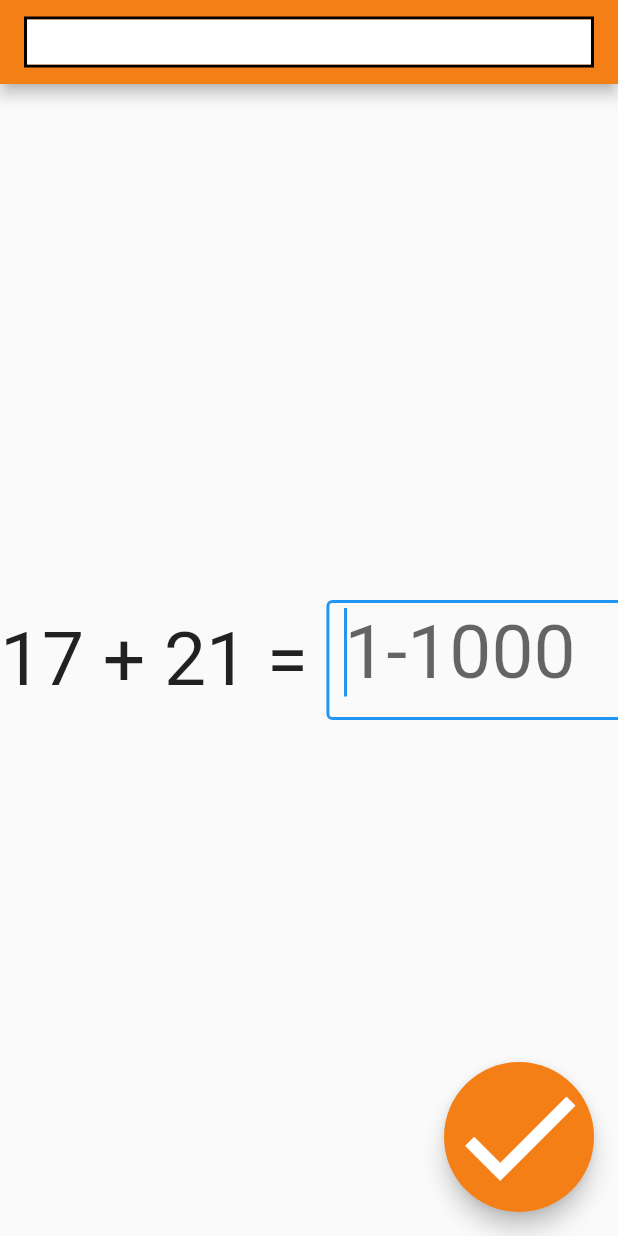
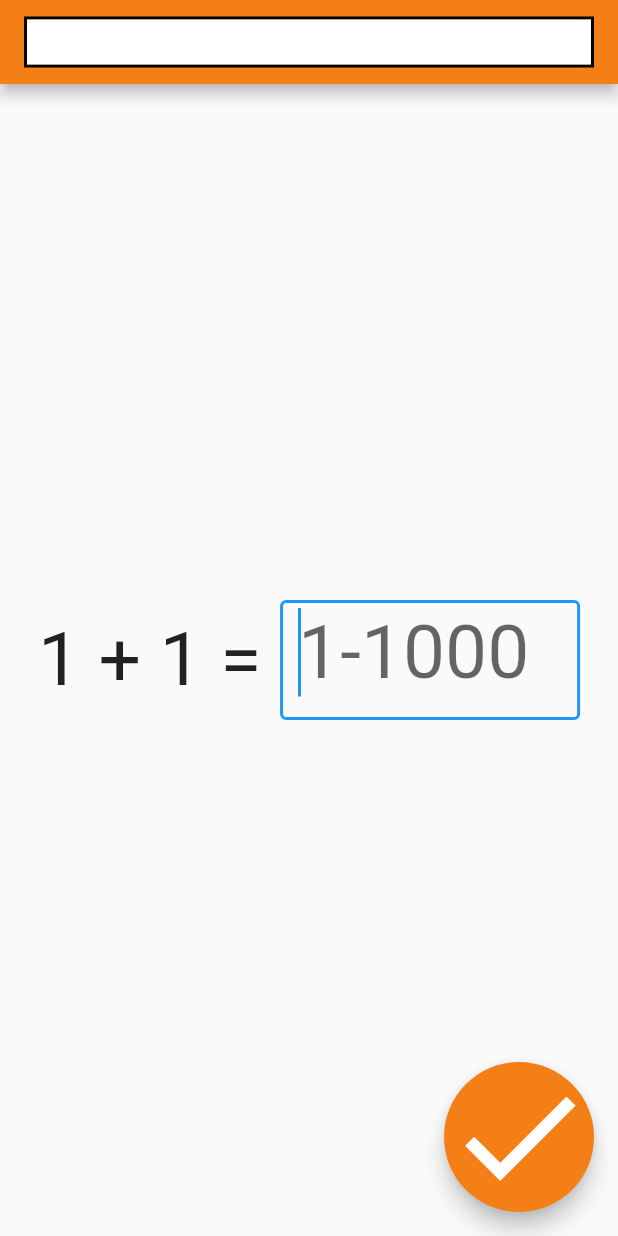
Before and after one commit to MAV0D/Kontakt-priklady, a Flutter app: the screen it shows after launch, after a tap on the "check" icon, on a phone screen of 412 x 824 dp. Run offline on Flutter 3.47's test engine with Material 2 defaults, Android fonts, the phone set to English and light mode, and no system bars.

Commit message:
Doladeni UX

```diff
--- a/lib/main.dart
+++ b/lib/main.dart
@@ -1,6 +1,7 @@
 import 'dart:math';
 
 import 'package:flutter/material.dart';
+import 'package:flutter/services.dart';
 
 void main() {
   runApp(const MyApp());
@@ -41,6 +42,10 @@ class MyHomePage extends StatefulWidget {
 }
 
 class _MyHomePageState extends State<MyHomePage> {
+  FocusNode _polickoOdpovediFocusInput = FocusNode();
+
+  final FocusNode _dialogFocusNode = FocusNode();
+
   void refresh() {
     setState(() {
       resChecker();
@@ -48,7 +53,7 @@ class _MyHomePageState extends State<MyHomePage> {
       switch (spravneOdpovedi) {
         case (potrebneOdpovedi):
           {
-            zprava = "Blížíte se ke správnému výpočtu.";
+            zprava = "Pokrok! Blížíte se ke správnému výpočtu.";
             break;
           }
         case potrebneOdpovedi * 2:
@@ -59,11 +64,16 @@ class _MyHomePageState extends State<MyHomePage> {
           }
         case potrebneOdpovedi * 3:
           {
+            zprava = "Ve stabilních érách trvá den a noc stejně dlouho.";
+            break;
+          }
+        case potrebneOdpovedi * 4:
+          {
             zprava =
                 "V některých okamžicích se objeví až tři slunce na obloze zároveň.";
             break;
           }
-        case potrebneOdpovedi * 4:
+        case potrebneOdpovedi * 5:
           {
             zprava =
                 "Výpočty jsou hotové. Tento problém nemá řešení. Není možné spočítat, kdy bude stabilní a kdy chaotická éra.";
@@ -75,20 +85,13 @@ class _MyHomePageState extends State<MyHomePage> {
           }
       }
       if (spravneOdpovedi % potrebneOdpovedi == 0 && spravneOdpovedi != 0) {
-        showDialog(
-            context: context,
-            builder: (context) => AlertDialog(
-                  title: const Text("Pokrok"),
-                  content: (Text(zprava)),
-                  actions: [
-                    TextButton(
-                        onPressed: () {
-                          Navigator.pop(context);
-                          zprava = "";
-                        },
-                        child: const Text("OK"))
-                  ],
-                ));
+        _dialogFocusNode.requestFocus();
+
+        final snackBar = SnackBar(
+            content: Text(zprava, style: TextStyle(fontSize: 40)),
+            duration: const Duration(seconds: 10));
+
+        ScaffoldMessenger.of(context).showSnackBar(snackBar);
       }
     });
   }
@@ -124,8 +127,10 @@ class _MyHomePageState extends State<MyHomePage> {
               child: TextField(
                 onSubmitted: (value) {
                   refresh();
+                  _polickoOdpovediFocusInput.requestFocus();
                 },
                 autofocus: true,
+                focusNode: _polickoOdpovediFocusInput,
                 controller: resController,
                 style: const TextStyle(fontSize: 50),
                 decoration: const InputDecoration(
@@ -209,19 +214,20 @@ void generateProblem() {
   nDelitelu = 0;
   znamenkoInt = Random().nextInt(4);
   if (spravneOdpovedi < 400) {
+    const maximalniCislo = 10;
     switch (znamenkoInt) {
       case 0:
         {
           znamenkoZnak = "+";
-          a = Random().nextInt(99) + 1;
-          b = Random().nextInt(100) + 1;
+          a = Random().nextInt(maximalniCislo) + 1;
+          b = Random().nextInt(maximalniCislo) + 1;
         }
         break;
 
       case 1:
         {
           znamenkoZnak = "-";
-          a = Random().nextInt(99) + 1;
+          a = Random().nextInt(maximalniCislo) + 1;
           b = Random().nextInt(a - 1) + 1;
         }
         break;
@@ -229,7 +235,7 @@ void generateProblem() {
       case 2:
         {
           znamenkoZnak = "*";
-          a = Random().nextInt(99) + 1;
+          a = Random().nextInt(maximalniCislo) + 1;
           b = Random().nextInt(10) + 1;
         }
         break;
@@ -238,7 +244,7 @@ void generateProblem() {
         {
           znamenkoZnak = "/";
           while (nDelitelu == 0) {
-            a = Random().nextInt(99) + 1;
+            a = Random().nextInt(maximalniCislo) + 1;
             delitele = [];
             nDelitelu = 0;
             for (var i = 2; i < sqrt(a); i++) {
```
Also changed, not shown: pubspec.lock.
